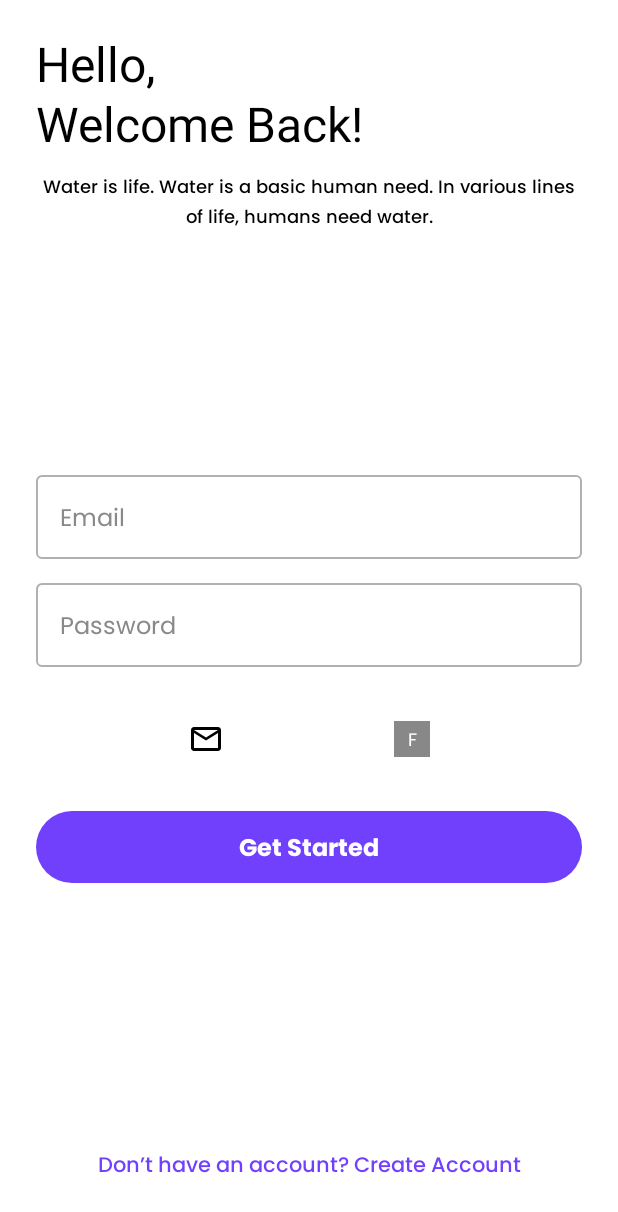
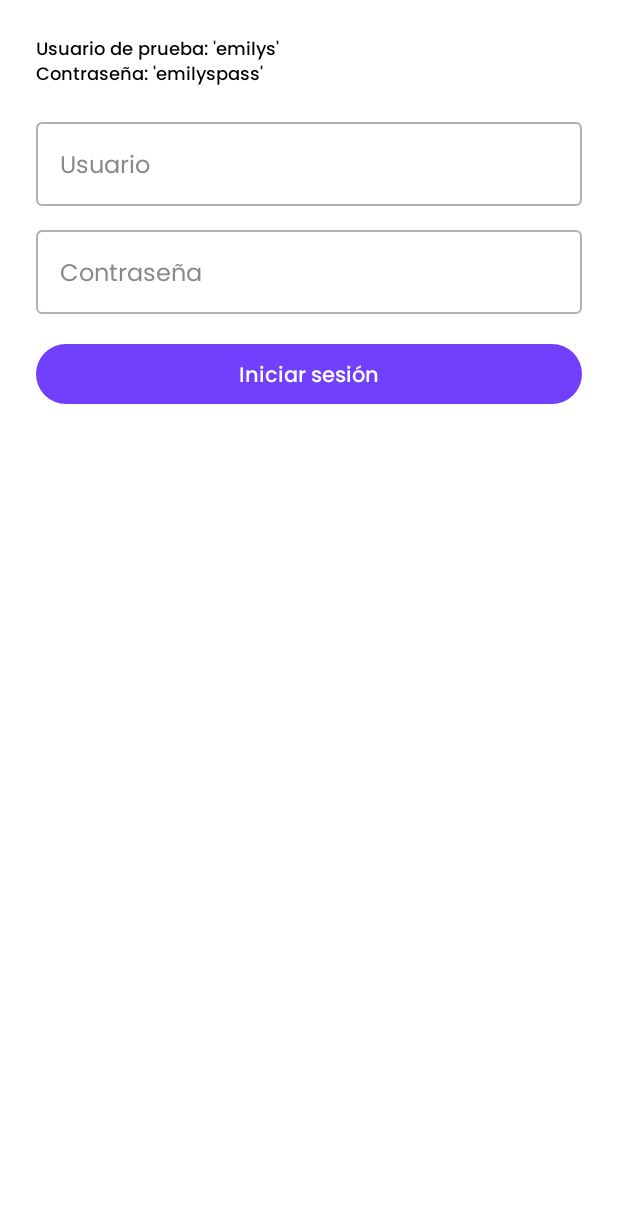
Before and after one commit to SergioCusa/PetShop, an Android app built with Jetpack Compose: the LoginScreen screen opened through its navigation route, on a phone screen of 412 x 824 dp. Shown: the top 1212 px of the screen. Run offline under Robolectric (Android 15) with nearby library versions, the phone set to English and light mode, and no system bars.

Commit message:
feat: implementacion de retrofit y screens de testeo de login y listado de productos, agrego lo basico de room

```diff
--- a/app/build.gradle.kts
+++ b/app/build.gradle.kts
@@ -54,6 +54,11 @@ dependencies {
     implementation(libs.androidx.ui.graphics)
     implementation(libs.androidx.ui.tooling.preview)
     implementation(libs.androidx.material3)
+
+    implementation(libs.retrofit)
+    implementation(libs.retrofit.gson)
+    implementation(libs.coil.compose)
+
     testImplementation(libs.junit)
     androidTestImplementation(libs.androidx.junit)
     androidTestImplementation(libs.androidx.espresso.core)
@@ -65,5 +70,4 @@ dependencies {
     implementation(libs.androidx.ui.text.google.fonts)
 
 //    implementation("androidx.compose.ui:ui-text-google-fonts:1.6.0")
-
 }
--- a/app/src/main/AndroidManifest.xml
+++ b/app/src/main/AndroidManifest.xml
@@ -1,6 +1,8 @@
 <?xml version="1.0" encoding="utf-8"?>
 <manifest xmlns:android="http://schemas.android.com/apk/res/android"
     xmlns:tools="http://schemas.android.com/tools">
+
+    <uses-permission android:name="android.permission.INTERNET" />
 
     <application
         android:allowBackup="true"
--- /dev/null
+++ b/app/src/main/java/com/prueba/petsop/model/LoginRequest.kt
@@ -0,0 +1,6 @@
+package com.prueba.petsop.model
+
+data class LoginRequest(
+    val username: String,
+    val password: String
+)
--- /dev/null
+++ b/app/src/main/java/com/prueba/petsop/model/ProductResponse.kt
@@ -0,0 +1,5 @@
+package com.prueba.petsop.model
+
+data class ProductResponse(
+    val products: List<Product>
+)
--- /dev/null
+++ b/app/src/main/java/com/prueba/petsop/network/AuthApiService.kt
@@ -0,0 +1,11 @@
+package com.prueba.petsop.network
+
+import com.prueba.petsop.model.LoginRequest
+import com.prueba.petsop.model.LoginResponse
+import retrofit2.http.Body
+import retrofit2.http.POST
+
+interface AuthApiService {
+    @POST("auth/login")
+    suspend fun login(@Body request: LoginRequest): LoginResponse
+}
--- /dev/null
+++ b/app/src/main/java/com/prueba/petsop/ui/LoginScreen.kt
@@ -0,0 +1,74 @@
+package com.prueba.petsop.ui
+
+import androidx.compose.foundation.layout.*
+import androidx.compose.material3.*
+import androidx.compose.runtime.*
+import androidx.compose.ui.Modifier
+import androidx.compose.ui.unit.dp
+import androidx.lifecycle.viewmodel.compose.viewModel
+import com.prueba.petsop.viewmodel.LoginViewModel
+import com.prueba.petsop.viewmodel.LoginResult
+
+@OptIn(ExperimentalMaterial3Api::class)
+@Composable
+fun LoginScreen(viewModel: LoginViewModel = viewModel()) {
+    val username by viewModel.username.collectAsState()
+    val password by viewModel.password.collectAsState()
+    val result by viewModel.result.collectAsState()
+
+    Column(
+        modifier = Modifier
+            .fillMaxWidth()
+            .padding(24.dp)
+    ) {
+        Text(
+            "Usuario de prueba: 'emilys'\nContraseña: 'emilyspass'",
+            style = MaterialTheme.typography.bodyMedium,
+            modifier = Modifier.padding(bottom = 16.dp)
+        )
+
+        OutlinedTextField(
+            value = username,
+            onValueChange = {
+                viewModel.username.value = it
+                viewModel.clearResult()
+            },
+            label = { Text("Usuario") },
+            modifier = Modifier.fillMaxWidth()
+        )
+        Spacer(modifier = Modifier.height(8.dp))
+        OutlinedTextField(
+            value = password,
+            onValueChange = {
+                viewModel.password.value = it
+                viewModel.clearResult()
+            },
+            label = { Text("Contraseña") },
+            modifier = Modifier.fillMaxWidth()
+        )
+        Spacer(modifier = Modifier.height(16.dp))
+        Button(
+            onClick = { viewModel.login() },
+            modifier = Modifier.fillMaxWidth()
+        ) {
+            Text("Iniciar sesión")
+        }
+        Spacer(modifier = Modifier.height(16.dp))
+
+        // Mostrar el response
+        when (result) {
+            is LoginResult.Success -> {
+                val response = (result as LoginResult.Success).response
+                Text("Respuesta: $response", style = MaterialTheme.typography.bodySmall)
+                Spacer(modifier = Modifier.height(8.dp))
+                Text("¡Login exitoso!", color = MaterialTheme.colorScheme.primary)
+            }
+            is LoginResult.Error -> {
+                Text("Error: ${(result as LoginResult.Error).message}", color = MaterialTheme.colorScheme.error)
+                Spacer(modifier = Modifier.height(8.dp))
+                Text("Login fallido", color = MaterialTheme.colorScheme.error)
+            }
+            LoginResult.None -> {}
+        }
+    }
+}
--- a/app/src/main/java/com/prueba/petsop/ui/components/navigation/OnboardingNavGraph.kt
+++ b/app/src/main/java/com/prueba/petsop/ui/components/navigation/OnboardingNavGraph.kt
@@ -17,6 +17,12 @@ fun NavGraphBuilder.onboardingNavGraph(navController: NavHostController) {
                     navController.navigate("auth") {
                         popUpTo("onboarding_graph") { inclusive = true }
                     }
+                },
+                onProductListClick = {
+                    navController.navigate("product_list")
+                },
+                onLoginTestClick = {
+                    navController.navigate("login_test")
                 }
             )
         }
--- a/app/src/main/java/com/prueba/petsop/ui/navigation/MainNavigation.kt
+++ b/app/src/main/java/com/prueba/petsop/ui/navigation/MainNavigation.kt
@@ -4,6 +4,9 @@ import androidx.compose.runtime.Composable
 import androidx.navigation.NavHostController
 import androidx.navigation.compose.rememberNavController
 import androidx.navigation.compose.NavHost
+import com.prueba.petsop.ui.ProductListScreen
+import com.prueba.petsop.ui.LoginScreen
+import androidx.navigation.compose.composable
 
 @Composable
 fun MainNavigation() {
@@ -13,5 +16,12 @@ fun MainNavigation() {
         onboardingNavGraph(navController)
         authNavGraph(navController)
         appNavGraph(navController)
+
+        composable("product_list") {
+            ProductListScreen()
+        }
+        composable("login_test") {
+            LoginScreen()
+        }
     }
 }
--- a/app/src/main/java/com/prueba/petsop/ui/screens/onboardingScreen/OnboardingScreen.kt
+++ b/app/src/main/java/com/prueba/petsop/ui/screens/onboardingScreen/OnboardingScreen.kt
@@ -16,7 +16,11 @@ import com.prueba.petsop.ui.components.buttons.PrimaryButton
 import com.prueba.petsop.ui.components.navigation.PageIndicator
 
 @Composable
-fun OnboardingScreen(onGetStartedClick: () -> Unit) {
+fun OnboardingScreen(
+    onGetStartedClick: () -> Unit,
+    onProductListClick: () -> Unit,
+    onLoginTestClick: () -> Unit
+) {
     Column(
         modifier = Modifier
             .fillMaxSize()
@@ -58,6 +62,10 @@ fun OnboardingScreen(onGetStartedClick: () -> Unit) {
             Spacer(modifier = Modifier.height(24.dp))
 
             PrimaryButton(text = "Get Started", onClick = onGetStartedClick)
+            Spacer(modifier = Modifier.height(16.dp))
+            PrimaryButton(text = "Ver Productos", onClick = onProductListClick)
+            Spacer(modifier = Modifier.height(16.dp))
+            PrimaryButton(text = "Test de Login", onClick = onLoginTestClick)
         }
     }
 }
--- /dev/null
+++ b/app/src/main/java/com/prueba/petsop/viewmodel/LoginViewModel.kt
@@ -0,0 +1,46 @@
+package com.prueba.petsop.viewmodel
+
+import androidx.lifecycle.ViewModel
+import androidx.lifecycle.viewModelScope
+import com.prueba.petsop.model.LoginRequest
+import com.prueba.petsop.model.LoginResponse
+import com.prueba.petsop.network.AuthApiService
+import kotlinx.coroutines.flow.MutableStateFlow
+import kotlinx.coroutines.flow.StateFlow
+import kotlinx.coroutines.launch
+import retrofit2.Retrofit
+import retrofit2.converter.gson.GsonConverterFactory
+
+sealed class LoginResult {
+    data class Success(val response: LoginResponse) : LoginResult()
+    data class Error(val message: String) : LoginResult()
+    object None : LoginResult()
+}
+
+class LoginViewModel : ViewModel() {
+    private val api: AuthApiService = Retrofit.Builder()
+        .baseUrl("https://dummyjson.com/")
+        .addConverterFactory(GsonConverterFactory.create())
+        .build()
+        .create(AuthApiService::class.java)
+
+    var username = MutableStateFlow("")
+    var password = MutableStateFlow("")
+    private val _result = MutableStateFlow<LoginResult>(LoginResult.None)
+    val result: StateFlow<LoginResult> = _result
+
+    fun login() {
+        viewModelScope.launch {
+            try {
+                val response = api.login(LoginRequest(username.value, password.value))
+                _result.value = LoginResult.Success(response)
+            } catch (e: Exception) {
+                _result.value = LoginResult.Error(e.message ?: "Error desconocido")
+            }
+        }
+    }
+
+    fun clearResult() {
+        _result.value = LoginResult.None
+    }
+}
```
Also changed, not shown: app/src/main/java/com/prueba/petsop/model/LoginResponse.kt (added, +12 -0 lines), app/src/main/java/com/prueba/petsop/model/Product.kt (added, +8 -0 lines), app/src/main/java/com/prueba/petsop/network/ProductApiService.kt (added, +9 -0 lines), app/src/main/java/com/prueba/petsop/network/RetrofitInstance.kt (added, +14 -0 lines), app/src/main/java/com/prueba/petsop/ui/ProductListScreen.kt (added, +48 -0 lines), app/src/main/java/com/prueba/petsop/viewmodel/ProductViewModel.kt (added, +31 -0 lines), gradle/libs.versions.toml (+12 -0 lines).
